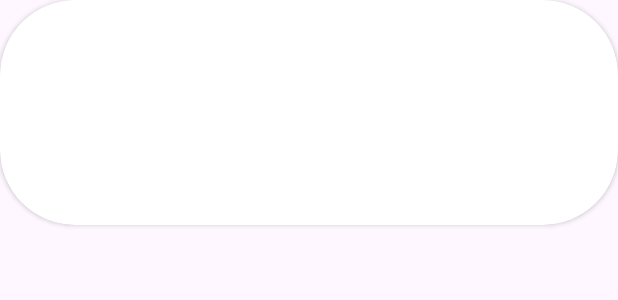
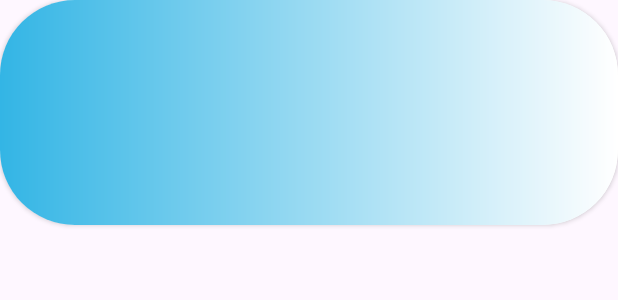
Before and after one commit to swast735/The-Wisher, an Android app: the layout occassion.xml on its own in the app's theme, with its tools: preview values and no code run, on a phone screen of 412 x 824 dp. Shown: the top 300 px of the screen. Run offline under Robolectric (Android 15) with nearby library versions, the phone set to English and light mode, and no system bars.

Commit message:
Version1

```diff
--- a/app/src/main/res/layout/occassion.xml
+++ b/app/src/main/res/layout/occassion.xml
@@ -1,12 +1,13 @@
 <?xml version="1.0" encoding="utf-8"?>
-<RelativeLayout xmlns:android="http://schemas.android.com/apk/res/android"
-    android:layout_width="match_parent"
-    android:layout_height="match_parent"
-    xmlns:app="http://schemas.android.com/apk/res-auto">
 <androidx.cardview.widget.CardView
-    android:layout_width="match_parent"
+    xmlns:android="http://schemas.android.com/apk/res/android"
+    xmlns:app="http://schemas.android.com/apk/res-auto"
+android:layout_width="match_parent"
     android:layout_height="150dp"
     app:cardCornerRadius="50dp">
-
+    <FrameLayout
+        android:layout_width="match_parent"
+        android:layout_height="match_parent"
+        android:background="@drawable/ocassion_card"
+        />
 </androidx.cardview.widget.CardView>
-</RelativeLayout>
```
